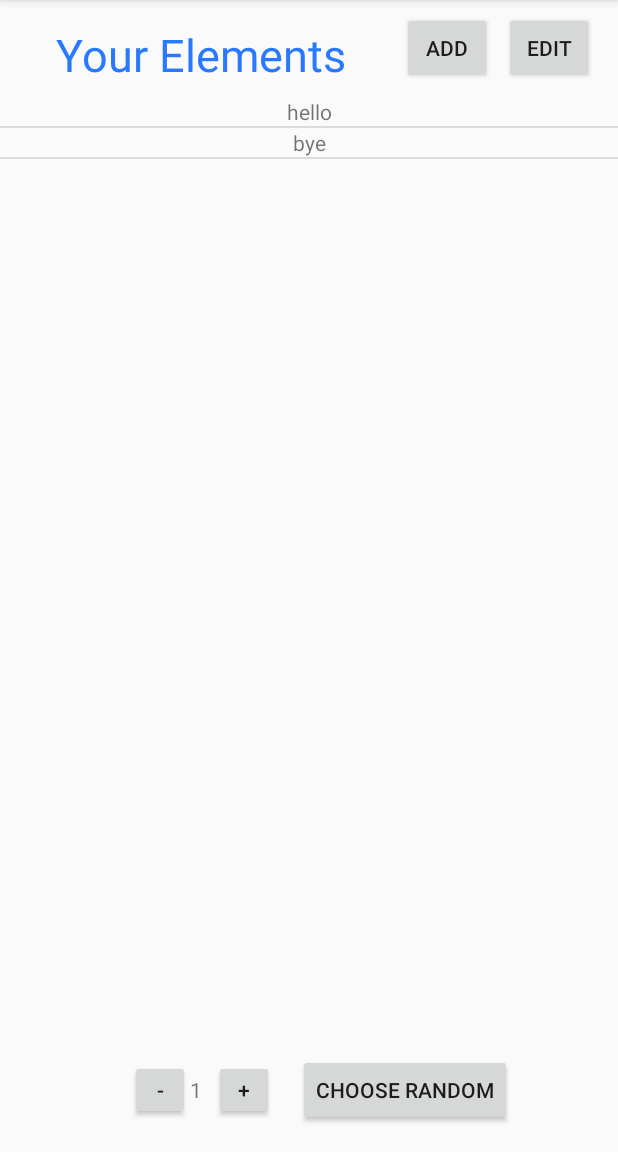
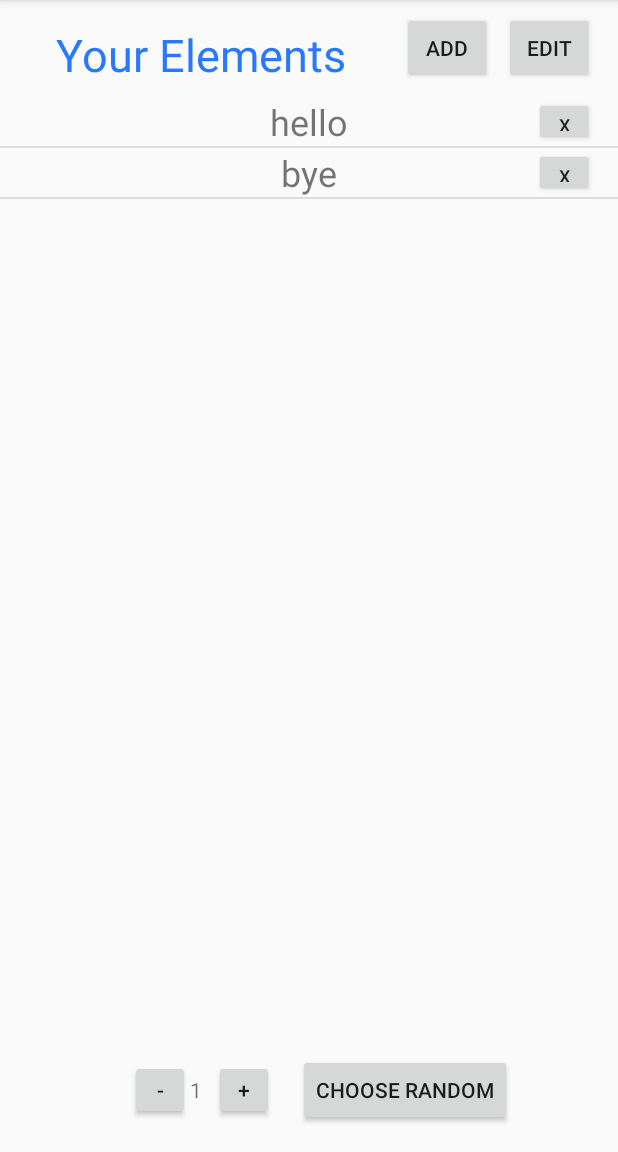
Before and after one commit to gjujinkim96/RandomChooser, an Android app: the screen it shows after launch (MainActivity), after a tap on "EDIT", on a phone screen of 412 x 824 dp, the part 84-1236 px from its top. Run offline under Robolectric (Android 15) with nearby library versions, the phone set to English and light mode, and no system bars.

Commit message:
Make edit

```diff
--- a/app/src/main/java/com/example/randomchooser/ElementListRecyclerViewAdapter.kt
+++ b/app/src/main/java/com/example/randomchooser/ElementListRecyclerViewAdapter.kt
@@ -4,28 +4,66 @@ import android.content.Context
 import android.view.LayoutInflater
 import android.view.View
 import android.view.ViewGroup
+import android.widget.Button
 import android.widget.TextView
+import android.widget.Toast
+import androidx.appcompat.app.AppCompatActivity
 import androidx.recyclerview.widget.RecyclerView
 
 class ElementListRecyclerViewAdapter(private val context: Context, private var data: MutableList<Element>) : RecyclerView.Adapter<ElementListRecyclerViewAdapter.ViewHolder>() {
-    class ViewHolder(view: View) : RecyclerView.ViewHolder(view) {
+    var isEditMode = false
+
+    open class ViewHolder(view: View) : RecyclerView.ViewHolder(view) {
         val name: TextView = view.findViewById(R.id.element_name)
+    }
+
+    class EditModeViewHolder(val view: View) : ViewHolder(view) {
+        val xButton: Button = view.findViewById(R.id.element_item_x_button)
     }
 
     override fun onCreateViewHolder(parent: ViewGroup, viewType: Int): ViewHolder {
         val layoutInflater = context.getSystemService(Context.LAYOUT_INFLATER_SERVICE) as LayoutInflater
-        val view = layoutInflater.inflate(R.layout.element, parent, false)
-        return ViewHolder(view)
+
+        return if (viewType == 0) {
+            ViewHolder(layoutInflater.inflate(R.layout.element_item, parent, false))
+        }else {
+            EditModeViewHolder(layoutInflater.inflate(R.layout.element_item_edit_mode, parent, false))
+        }
     }
 
     override fun getItemCount() = data.size
 
     override fun onBindViewHolder(holder: ViewHolder, position: Int) {
         holder.name.text = data[position].name
+
+        if (holder.itemViewType == 1){
+            val editHolder = holder as EditModeViewHolder
+            editHolder.view.setOnClickListener {
+                val dialog = AddElementDialogFragment(data[holder.adapterPosition], holder.adapterPosition)
+                dialog.show((context as AppCompatActivity).supportFragmentManager, "ElementDialog")
+            }
+
+            editHolder.xButton.setOnClickListener {
+                data.removeAt(holder.adapterPosition)
+                notifyItemRemoved(holder.adapterPosition)
+            }
+        }
+    }
+
+    override fun getItemViewType(position: Int) = if (isEditMode) 1 else 0
+
+    fun toggleEditMode() {
+        isEditMode = !isEditMode
+        notifyDataSetChanged()
     }
 
     fun addElement(element: Element) {
         data.add(element)
         notifyItemInserted(data.size)
     }
+
+    fun modifyElement(element: Element, position: Int) {
+        data[position] = element
+        notifyItemChanged(position)
+    }
 }
--- a/app/src/main/java/com/example/randomchooser/MainActivity.kt
+++ b/app/src/main/java/com/example/randomchooser/MainActivity.kt
@@ -52,7 +52,7 @@ class MainActivity : AppCompatActivity(), View.OnClickListener, AddElementDialog
                 val dialog = AddElementDialogFragment()
                 dialog.show(supportFragmentManager, "AddElementDialogFragment")
             }
-            R.id.element_list_edit_button -> Toast.makeText(this, "edit button", Toast.LENGTH_SHORT).show()
+            R.id.element_list_edit_button -> recyclerViewAdapter.toggleEditMode()
             R.id.element_list_choose_random -> Toast.makeText(this, "choose random button", Toast.LENGTH_SHORT).show()
         }
     }
@@ -64,4 +64,8 @@ class MainActivity : AppCompatActivity(), View.OnClickListener, AddElementDialog
     override fun onDialogNegative() {
         Toast.makeText(this, "add element cancel", Toast.LENGTH_SHORT).show()
     }
+
+    override fun onDialogModify(element: Element, position: Int) {
+        recyclerViewAdapter.modifyElement(element, position)
+    }
 }
--- a/app/src/main/res/layout/element.xml
+++ b/app/src/main/res/layout/element_item.xml
@@ -9,6 +9,7 @@
         android:id="@+id/element_name"
         android:layout_width="wrap_content"
         android:layout_height="wrap_content"
+        android:textSize="24sp"
         app:layout_constraintEnd_toEndOf="parent"
         app:layout_constraintStart_toStartOf="parent"
         app:layout_constraintTop_toTopOf="parent"
--- /dev/null
+++ b/app/src/main/res/layout/element_item_edit_mode.xml
@@ -0,0 +1,28 @@
+<?xml version="1.0" encoding="utf-8"?>
+<androidx.constraintlayout.widget.ConstraintLayout xmlns:android="http://schemas.android.com/apk/res/android"
+    xmlns:app="http://schemas.android.com/apk/res-auto"
+    xmlns:tools="http://schemas.android.com/tools"
+    android:layout_width="match_parent"
+    android:layout_height="wrap_content">
+
+    <include
+        android:id="@+id/element_item_edit_block"
+        layout="@layout/element_item"
+        android:layout_width="0dp"
+        android:layout_height="wrap_content"
+        app:layout_constraintEnd_toEndOf="parent"
+        app:layout_constraintHorizontal_bias="0.0"
+        app:layout_constraintStart_toStartOf="parent"
+        app:layout_constraintTop_toTopOf="parent" />
+
+    <Button
+        android:id="@+id/element_item_x_button"
+        android:layout_width="40dp"
+        android:layout_height="0dp"
+        android:layout_marginEnd="16dp"
+        android:text="@string/x"
+        android:textSize="12sp"
+        app:layout_constraintBottom_toBottomOf="@+id/element_item_edit_block"
+        app:layout_constraintEnd_toEndOf="@+id/element_item_edit_block"
+        app:layout_constraintTop_toTopOf="@+id/element_item_edit_block" />
+</androidx.constraintlayout.widget.ConstraintLayout>
--- a/app/src/main/res/values/strings.xml
+++ b/app/src/main/res/values/strings.xml
@@ -9,4 +9,7 @@
     <string name="cancel_button">cancel</string>
     <string name="add_element_name_label">Name:</string>
     <string name="add_element_title">Add New Element</string>
+    <string name="x">X</string>
+    <string name="modify_element_title">Modify Element</string>
+    <string name="modify_button">modify</string>
 </resources>
```
Also changed, not shown: app/src/main/java/com/example/randomchooser/AddElementDialogFragment.kt (+23 -4 lines).
